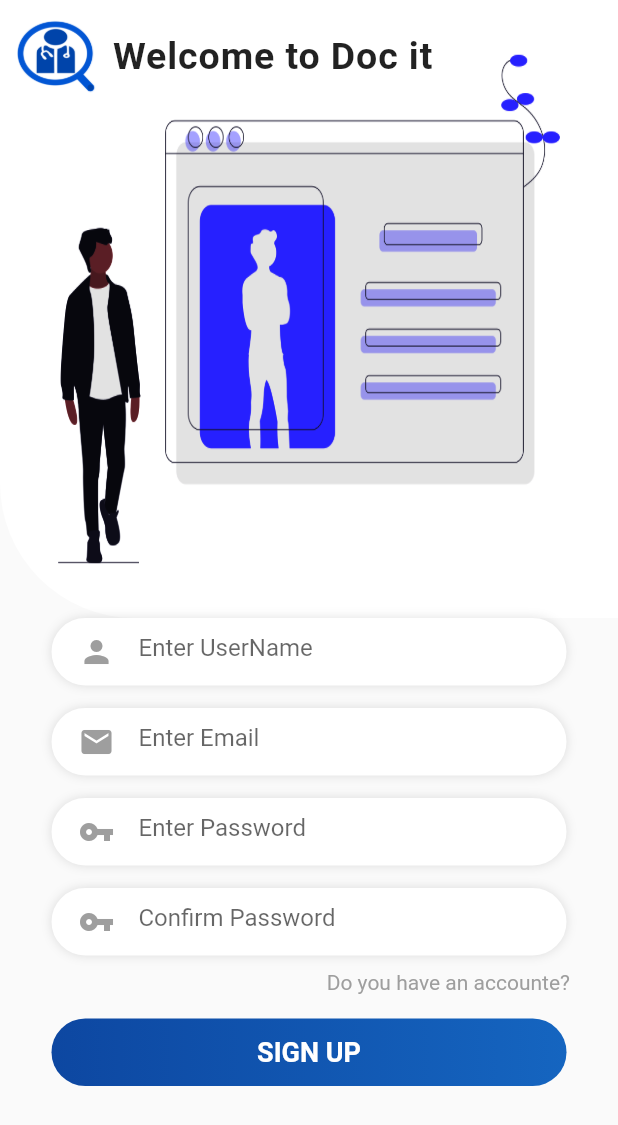
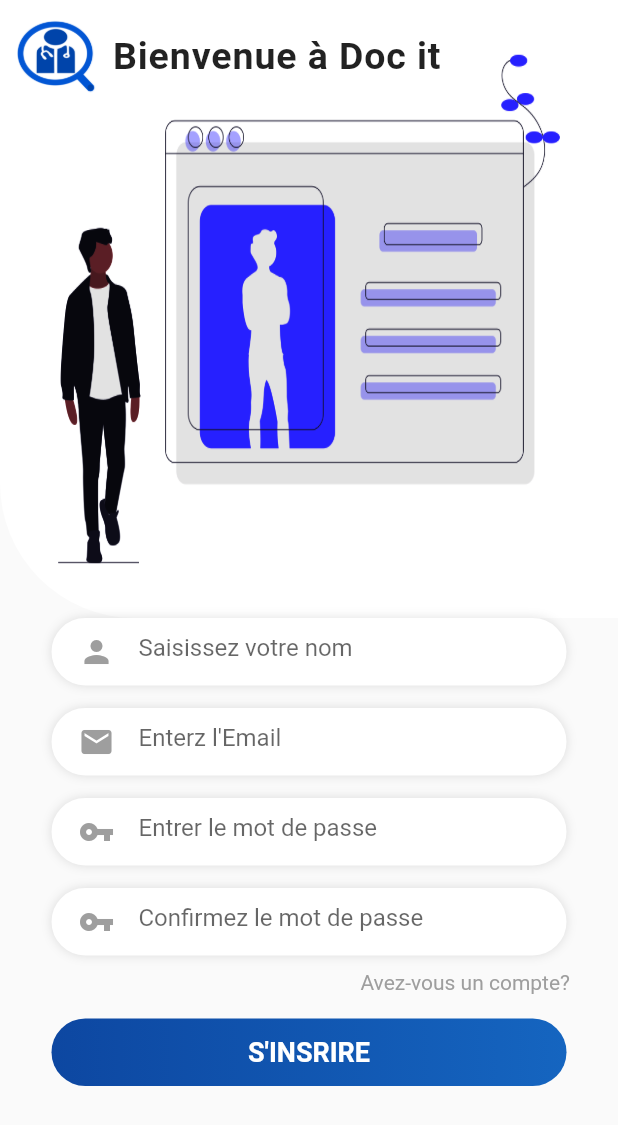
Before and after one commit to mouslim21/docit, a Flutter app: the SignupPage screen opened directly, on a phone screen of 412 x 824 dp. Shown: the top 1125 px of the screen. Run offline on Flutter 3.47's test engine with Material 2 defaults, Android fonts, the phone set to English and light mode, and no system bars; our stand-ins replace carousel_pro, carousel_slider, cloud_firestore, curved_navigation_bar, firebase_auth, firebase_database and 7 more; missing offline and left inert: folding_cell; accounts and stored records are empty.

Commit message:
Update singup.dart

```diff
--- a/lib/login/singup.dart
+++ b/lib/login/singup.dart
@@ -41,7 +41,7 @@ class _SignupPageState extends State<SignupPage> {
     }
   }
 
-  String hinttext = "Enter Email ";
+  String hinttext = "Enterz l'Email ";
 
   Color bordname = Colors.white;
   Color bordemail = Colors.white;
@@ -94,7 +94,7 @@ class _SignupPageState extends State<SignupPage> {
                           SizedBox(
                             width: 10,
                           ),
-                          Text("Welcome to Doc it",
+                          Text("Bienvenue à Doc it",
                               style: TextStyle(
                                   fontSize: 25,
                                   letterSpacing: .6,
@@ -154,7 +154,7 @@ class _SignupPageState extends State<SignupPage> {
                             Icons.person,
                             color: iconName,
                           ),
-                          hintText: 'Enter UserName',
+                          hintText: 'Saisissez votre nom ',
                         ),
                       ),
                     ),
@@ -254,7 +254,7 @@ class _SignupPageState extends State<SignupPage> {
                             Icons.vpn_key,
                             color: iconColorPw,
                           ),
-                          hintText: 'Enter Password',
+                          hintText: 'Entrer le mot de passe',
                         ),
                       ),
                     ),
@@ -304,7 +304,7 @@ class _SignupPageState extends State<SignupPage> {
                             Icons.vpn_key,
                             color: iconColorPw,
                           ),
-                          hintText: 'Confirm Password',
+                          hintText: 'Confirmez le mot de passe',
                         ),
                       ),
                     ),
@@ -317,7 +317,7 @@ class _SignupPageState extends State<SignupPage> {
                         child: Padding(
                           padding: const EdgeInsets.only(top: 10, right: 32),
                           child: Text(
-                            'Do you have an accounte?',
+                            'Avez-vous un compte?',
                             style: TextStyle(
                               color: Colors.grey,
                             ),
@@ -370,7 +370,7 @@ class _SignupPageState extends State<SignupPage> {
                             BorderRadius.all(Radius.circular(50))),
                         child: Center(
                           child: Text(
-                            'Sign up'.toUpperCase(),
+                            'S\'insrire'.toUpperCase(),
                             style: TextStyle(
                                 fontSize: 18,
                                 color: Colors.white,
```
